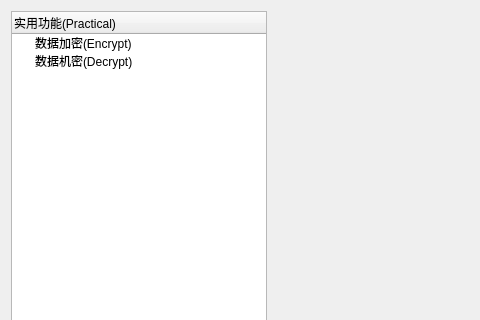
This is app/src/qtmodules/QtPractical/Forms/QDAPracticalDialog.ui in coder4869/DevAssistant as Qt 5 draws it before an edit; both pictures show x 0 to 480 and y 0 to 320 of the 621 by 528 pixel window. The edited form follows.
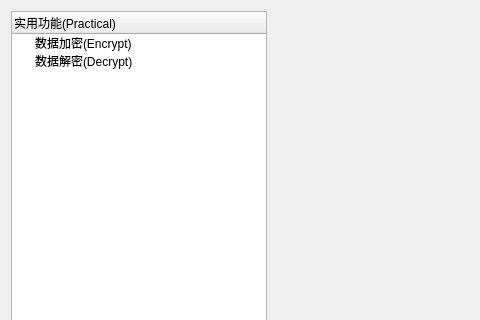
This is the edited form.

Diff of the .ui file:
```diff
--- a/app/src/qtmodules/QtPractical/Forms/QDAPracticalDialog.ui
+++ b/app/src/qtmodules/QtPractical/Forms/QDAPracticalDialog.ui
@@ -34,7 +34,7 @@
      </item>
      <item>
       <property name="text">
-       <string>数据机密(Decrypt)</string>
+       <string>数据解密(Decrypt)</string>
       </property>
      </item>
     </widget>
```
